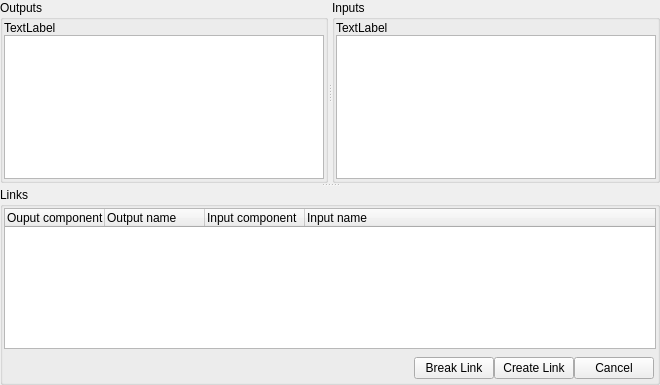
Above: GUI/Qt/UComponentLinksWidget.ui from aicommunity/Rdk before the change. Below: the same form after it.
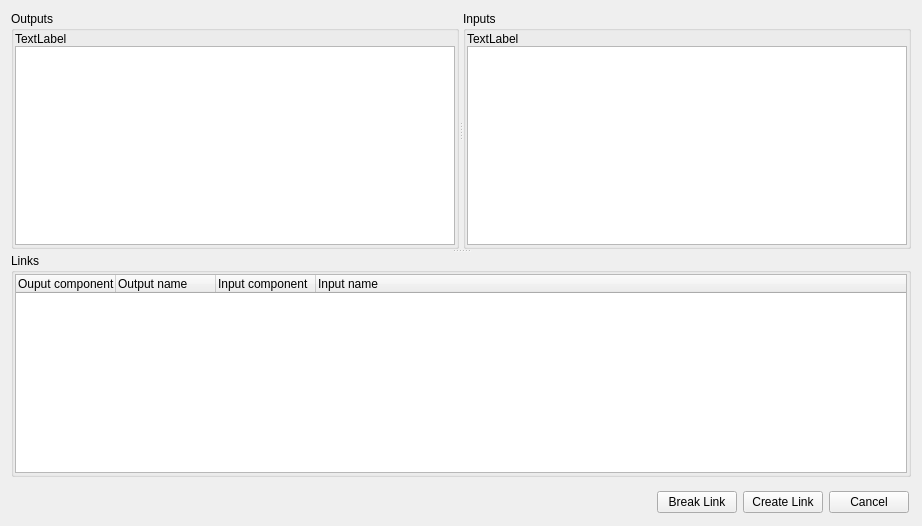
That is the form after the change.

Commit message: Updated interface to allow link switching same way as in Bcb

Patch:
```diff
--- a/GUI/Qt/UComponentLinksWidget.ui
+++ b/GUI/Qt/UComponentLinksWidget.ui
@@ -6,29 +6,14 @@
    <rect>
     <x>0</x>
     <y>0</y>
-    <width>660</width>
-    <height>385</height>
+    <width>922</width>
+    <height>526</height>
    </rect>
   </property>
   <property name="windowTitle">
    <string>Form</string>
   </property>
   <layout class="QVBoxLayout" name="verticalLayout_4">
-   <property name="spacing">
-    <number>0</number>
-   </property>
-   <property name="leftMargin">
-    <number>0</number>
-   </property>
-   <property name="topMargin">
-    <number>0</number>
-   </property>
-   <property name="rightMargin">
-    <number>0</number>
-   </property>
-   <property name="bottomMargin">
-    <number>0</number>
-   </property>
    <item>
     <widget class="QSplitter" name="splitter_2">
      <property name="orientation">
@@ -207,6 +192,10 @@
          </column>
         </widget>
        </item>
+      </layout>
+     </widget>
+    </widget>
+   </item>
        <item>
         <layout class="QHBoxLayout" name="horizontalLayout">
          <property name="topMargin">
@@ -253,10 +242,6 @@
           </widget>
          </item>
         </layout>
-       </item>
-      </layout>
-     </widget>
-    </widget>
    </item>
   </layout>
  </widget>
```
Lines whose indentation alone changed are shown as unchanged. The commit also changes 9 other files.
